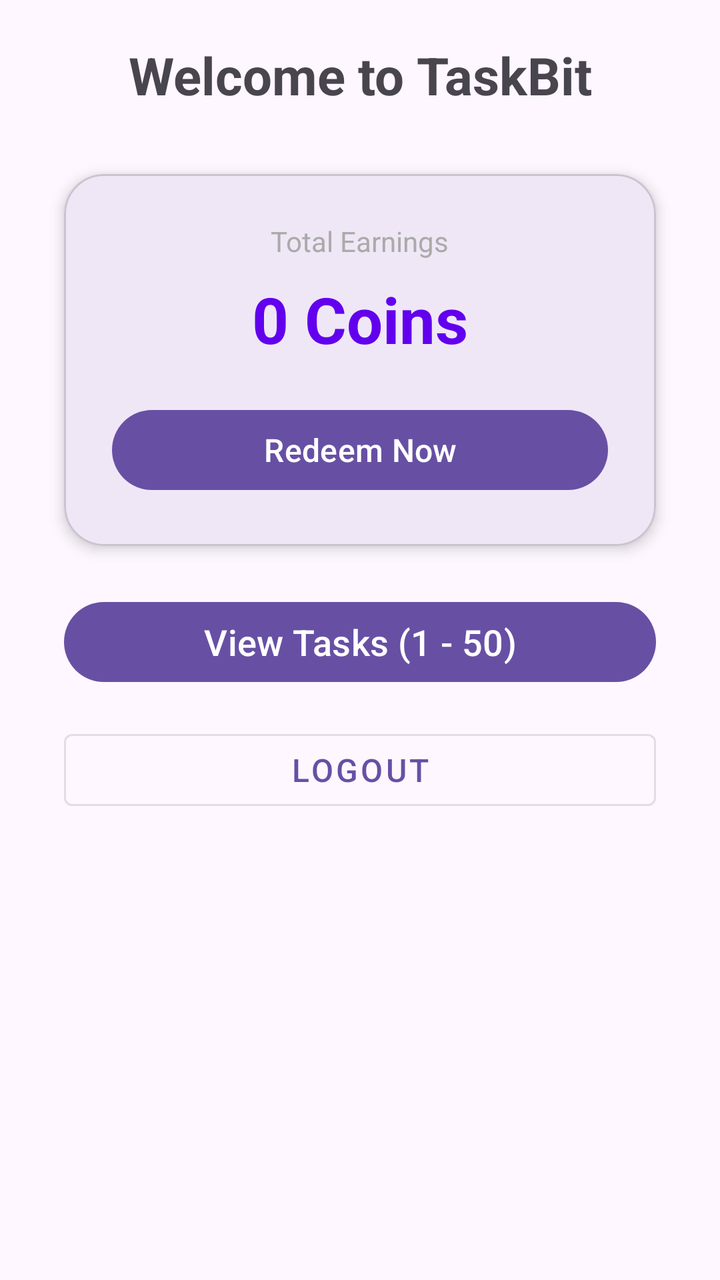
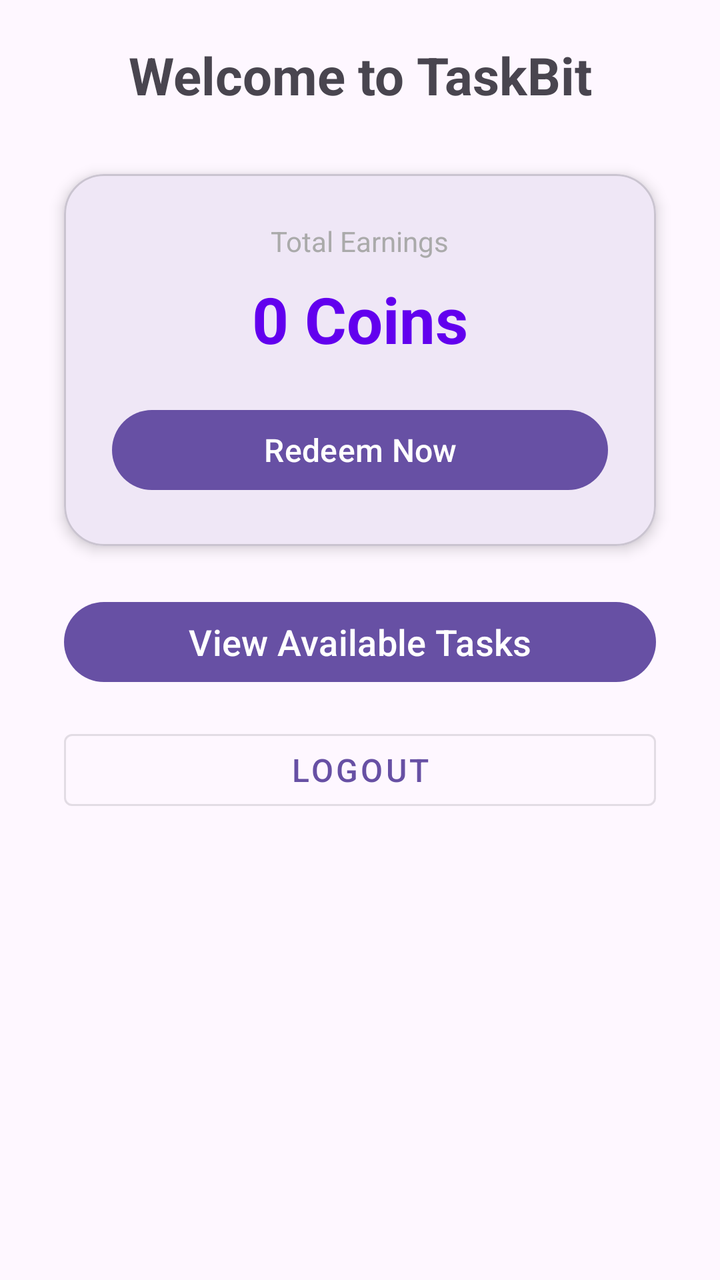

The first picture is an Android layout as it rendered before a commit; the second is the same layout after the commit. The layout source and the unified diff follow.
<!-- AndroidManifest.xml: application theme Theme.TaskBit -->
<!-- res/layout/activity_main.xml -->
<?xml version="1.0" encoding="utf-8"?>
<androidx.constraintlayout.widget.ConstraintLayout
    xmlns:android="http://schemas.android.com/apk/res/android"
    xmlns:app="http://schemas.android.com/apk/res-auto"
    android:id="@+id/main"
    android:layout_width="match_parent"
    android:layout_height="match_parent"
    android:padding="20dp">

    <TextView
        android:id="@+id/helloTextView"
        android:layout_width="0dp"
        android:layout_height="wrap_content"
        android:layout_marginStart="8dp"
        android:layout_marginEnd="8dp"
        android:text="Welcome to TaskBit"
        android:textSize="26sp"
        android:textStyle="bold"
        android:gravity="center"
        app:layout_constraintTop_toTopOf="parent"
        app:layout_constraintStart_toStartOf="parent"
        app:layout_constraintEnd_toEndOf="parent" />

    
    <com.google.android.material.card.MaterialCardView
        android:id="@+id/coinsCardView"
        android:layout_width="0dp"
        android:layout_height="wrap_content"
        android:layout_marginStart="12dp"
        android:layout_marginEnd="12dp"
        android:layout_marginTop="32dp"
        app:cardCornerRadius="20dp"
        app:cardElevation="4dp"
        app:layout_constraintTop_toBottomOf="@id/helloTextView"
        app:layout_constraintStart_toStartOf="parent"
        app:layout_constraintEnd_toEndOf="parent">

        <LinearLayout
            android:layout_width="match_parent"
            android:layout_height="wrap_content"
            android:orientation="vertical"
            android:gravity="center"
            android:padding="24dp">

            <TextView
                android:layout_width="wrap_content"
                android:layout_height="wrap_content"
                android:text="Total Earnings"
                android:textSize="14sp"
                android:textColor="@android:color/darker_gray" />

            <TextView
                android:id="@+id/coinsTextView"
                android:layout_width="wrap_content"
                android:layout_height="wrap_content"
                android:layout_marginTop="8dp"
                android:text="0 Coins"
                android:textSize="32sp"
                android:textStyle="bold"
                android:textColor="@color/design_default_color_primary" />

            <com.google.android.material.button.MaterialButton
                android:id="@+id/redeemButton"
                android:layout_width="match_parent"
                android:layout_height="wrap_content"
                android:layout_marginTop="20dp"
                android:text="Redeem Now"
                android:textSize="16sp" />

        </LinearLayout>

    </com.google.android.material.card.MaterialCardView>

    <com.google.android.material.button.MaterialButton
        android:id="@+id/viewTasksButton"
        android:layout_width="0dp"
        android:layout_height="wrap_content"
        android:layout_marginStart="12dp"
        android:layout_marginEnd="12dp"
        android:layout_marginTop="24dp"
        android:text="View Tasks (1 - 50)"
        android:textSize="18sp"
        app:layout_constraintTop_toBottomOf="@id/coinsCardView"
        app:layout_constraintStart_toStartOf="parent"
        app:layout_constraintEnd_toEndOf="parent" />

    <com.google.android.material.button.MaterialButton
        android:id="@+id/logoutButton"
        android:layout_width="0dp"
        android:layout_height="wrap_content"
        android:layout_marginStart="12dp"
        android:layout_marginEnd="12dp"
        android:layout_marginTop="16dp"
        android:text="Logout"
        android:textSize="16sp"
        style="@style/Widget.MaterialComponents.Button.OutlinedButton"
        app:layout_constraintTop_toBottomOf="@id/viewTasksButton"
        app:layout_constraintStart_toStartOf="parent"
        app:layout_constraintEnd_toEndOf="parent" />

</androidx.constraintlayout.widget.ConstraintLayout>
<!-- resources referenced by this layout -->
<resources>
  <style name="Theme.TaskBit" parent="Base.Theme.TaskBit" />
  <style name="Base.Theme.TaskBit" parent="Theme.Material3.DayNight.NoActionBar">
          
          
      </style>
</resources>

<!-- the commit's change to res/layout/activity_main.xml (unified diff, before → after) -->
@@ -78,7 +78,7 @@
         android:layout_marginStart="12dp"
         android:layout_marginEnd="12dp"
         android:layout_marginTop="24dp"
-        android:text="View Tasks (1 - 50)"
+        android:text="View Available Tasks"
         android:textSize="18sp"
         app:layout_constraintTop_toBottomOf="@id/coinsCardView"
         app:layout_constraintStart_toStartOf="parent"
